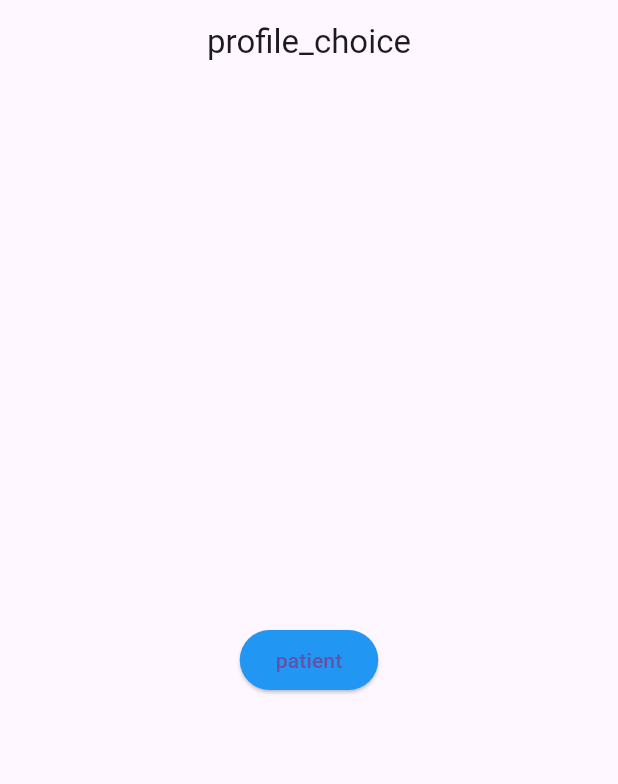
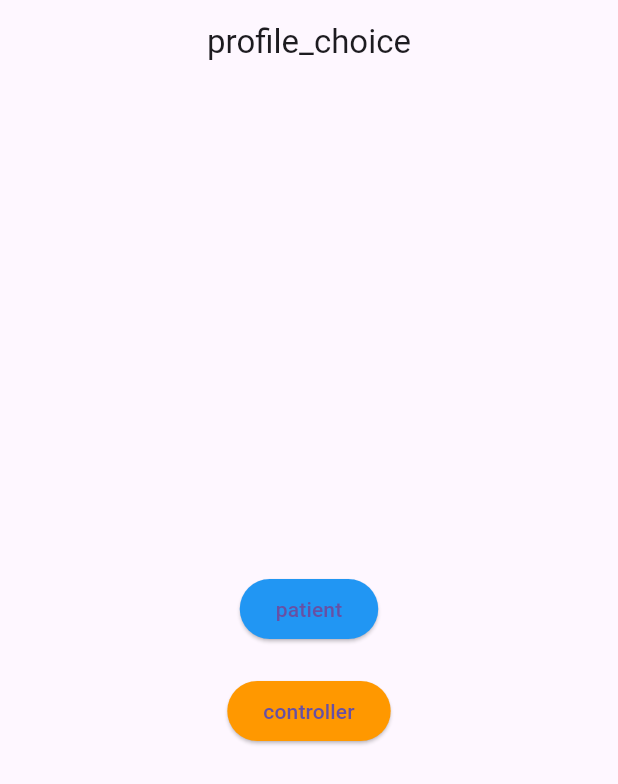
Before and after one commit to arielcarmen/vaccination_book_app, a Flutter app: the screen it shows after launch, on a phone screen of 412 x 824 dp. Shown: the top 784 px of the screen. Run offline on Flutter 3.47's test engine with Material 3 defaults, Android fonts, the light colour scheme and no system bars; our stand-ins replace get.

Commit message:
feat: profile choice page done

```diff
--- a/lib/app/modules/profiles/views/profiles_view.dart
+++ b/lib/app/modules/profiles/views/profiles_view.dart
@@ -16,12 +16,21 @@ class ProfilesView extends GetView<ProfilesController> {
       ),
       body: const Center(
         child: Column(
-          mainAxisAlignment: MainAxisAlignment.center,
+          mainAxisAlignment: MainAxisAlignment.spaceBetween,
+          mainAxisSize: MainAxisSize.min,
           children: [
             BasicButton(
               buttonText: 'patient',
               buttonColor: Colors.blue,
               page: 'login'
+            ),
+            SizedBox(
+              height: 20,
+            ),
+            BasicButton(
+                buttonText: 'controller',
+                buttonColor: Colors.orange,
+                page: 'login'
             )
           ],
         )
```
